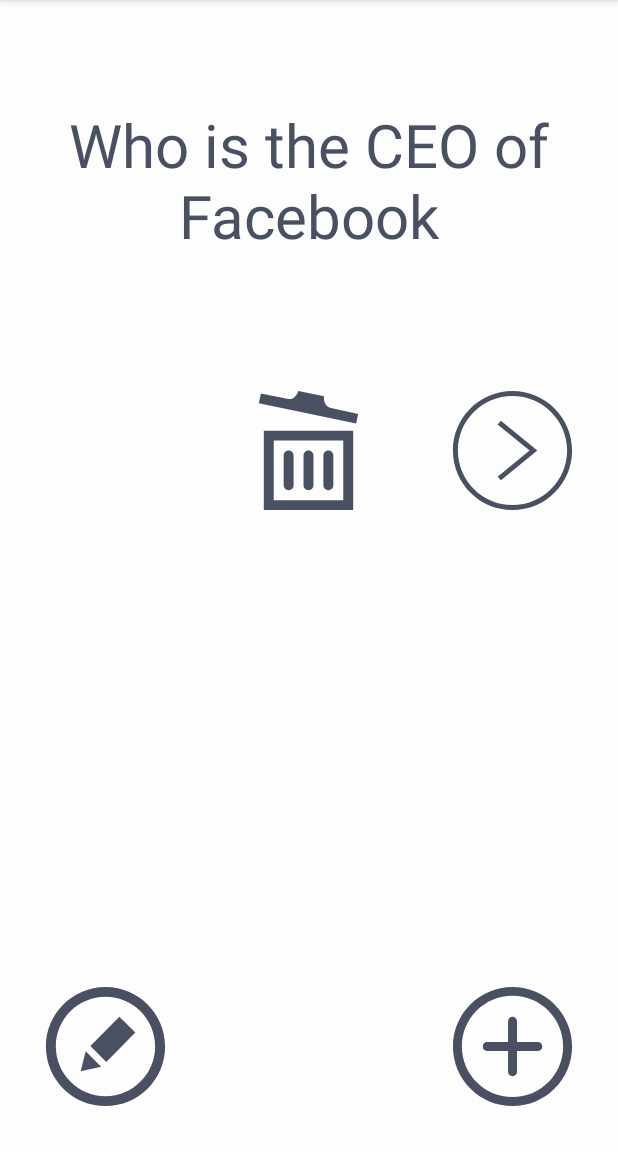
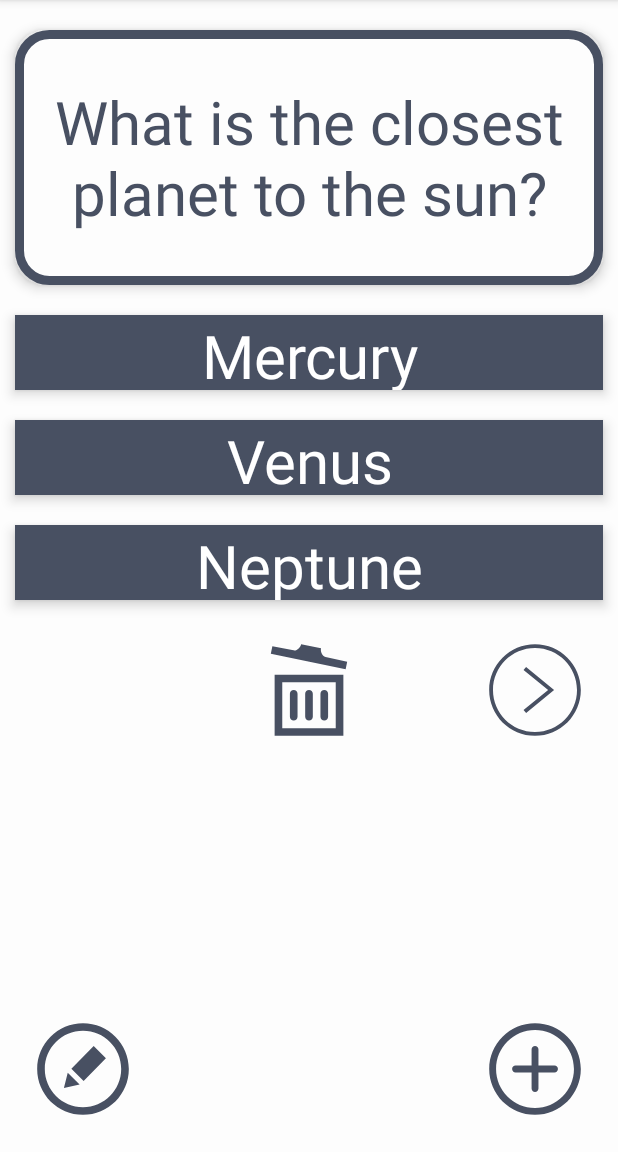
Before and after one commit to jcblanc2/MindGlide, an Android app built with Jetpack Compose: the screen it shows after launch (MainActivity), after a tap on "button next", on a phone screen of 412 x 824 dp, the part 84-1236 px from its top. Run offline under Robolectric (Android 15) with nearby library versions, the phone set to English and light mode, and no system bars; our stand-ins replace Room's generated code; 1 other tap on this screen came first.

```diff
--- a/app/src/main/java/com/example/mindglide/activities/FlashcardDatabase.kt
+++ b/app/src/main/java/com/example/mindglide/activities/FlashcardDatabase.kt
@@ -9,8 +9,9 @@
 
     private fun initFirstCard() {
         if (db.flashcardDao().getAll().isEmpty()) {
-            insertCard(Flashcard("Who is the 44th President of the United States", "Barack Obama"))
-            insertCard(Flashcard("Who is the CEO of Facebook", "Mark Zuckerberg"))
+            insertCard(Flashcard("Who is the 44th President of the United States", "Barack Obama", "George W. H. Bush", "Bill Clinton"))
+            insertCard(Flashcard("What is the closest planet to the sun?", "Mercury", "Venus", "Neptune"
+            ))
         }
     }
 
--- a/app/src/main/java/com/example/mindglide/activities/MainActivity.kt
+++ b/app/src/main/java/com/example/mindglide/activities/MainActivity.kt
@@ -7,6 +7,7 @@
 import android.view.View
 import android.widget.ImageView
 import android.widget.TextView
+import android.widget.Toast
 import androidx.activity.result.contract.ActivityResultContracts
 import androidx.appcompat.app.AppCompatActivity
 import com.example.mindglide.R
@@ -15,8 +16,8 @@
 class MainActivity : AppCompatActivity() {
     private lateinit var tvFlashcardQuestion : TextView
     private lateinit var tvFlashcardAnswer : TextView
-    private lateinit var tvFlashcardAnswer2 : TextView
-    private lateinit var tvFlashcardAnswer3 : TextView
+    private lateinit var tvWrongAnswer1 : TextView
+    private lateinit var tvWrongAnswer2 : TextView
     private lateinit var tvNoCards : TextView
     private lateinit var addBtn : ImageView
     private lateinit var ivEditBtn : ImageView
@@ -54,8 +55,7 @@
         ivEditBtn.setOnClickListener {
             for (card in allFlashcards) {
                 if (card.question == tvFlashcardQuestion.text) {
-                    cardToEdit.question = card.question
-                    cardToEdit.answer = card.answer
+                    cardToEdit = Flashcard(card.question, card.answer)
                 }
             }
 
@@ -69,17 +69,13 @@
         ivDeleteBtn.setOnClickListener {
             deleteCard()
         }
-
-        tvFlashcardQuestion.setOnClickListener{
-            showAnswer()
-        }
     }
 
     private fun initializeViews(){
         tvFlashcardQuestion = findViewById(R.id.tvFlashcardQuestion)
         tvFlashcardAnswer = findViewById(R.id.tvFlashcardAnswer)
-//        tvFlashcardAnswer2 = findViewById(R.id.tvFlashcardAnswer2)
-//        tvFlashcardAnswer3 = findViewById(R.id.tvFlashcardAnswer3)
+        tvWrongAnswer1 = findViewById(R.id.tvWrongAnswer1)
+        tvWrongAnswer2 = findViewById(R.id.tvWrongAnswer2)
         tvNoCards = findViewById(R.id.tvNoCards)
         addBtn = findViewById(R.id.ivAddBtn)
         ivEditBtn = findViewById(R.id.ivEditBtn)
@@ -92,6 +88,8 @@
         val intent = Intent(this, AddCardActivity::class.java)
         intent.putExtra("question", tvFlashcardQuestion.text.toString())
         intent.putExtra("answer", tvFlashcardAnswer.text.toString())
+        intent.putExtra("wrong_answer_1", tvWrongAnswer1.text.toString())
+        intent.putExtra("wrong_answer_2", tvWrongAnswer2.text.toString())
         editResultLauncher.launch(intent)
     }
 
@@ -99,8 +97,6 @@
         if (allFlashcards.size == 0) {
             return
         }
-
-        hideAnswer()
 
         setUpFlashcardViews(index = getRandomNumber(0, allFlashcards.size - 1))
     }
@@ -122,6 +118,8 @@
         ivDeleteBtn.visibility = View.GONE
         tvFlashcardQuestion.visibility = View.GONE
         tvFlashcardAnswer.visibility = View.GONE
+        tvWrongAnswer1.visibility = View.GONE
+        tvWrongAnswer2.visibility = View.GONE
         ivNoCards.visibility = View.VISIBLE
         tvNoCards.visibility = View.VISIBLE
     }
@@ -132,26 +130,20 @@
         ivDeleteBtn.visibility = View.VISIBLE
         tvFlashcardQuestion.visibility = View.VISIBLE
         tvFlashcardAnswer.visibility = View.INVISIBLE
+        tvWrongAnswer1.visibility = View.VISIBLE
+        tvWrongAnswer2.visibility = View.VISIBLE
         ivNoCards.visibility = View.GONE
         tvNoCards.visibility = View.GONE
     }
 
     private fun setUpFlashcardViews(index: Int){
         // set the question and answer TextViews with data from the database
-        val (question, answer) = allFlashcards[index]
+        val (question, answer, wrongAnswer1, wrongAnswer2) = allFlashcards[index]
 
         tvFlashcardQuestion.text = question
         tvFlashcardAnswer.text = answer
-    }
-
-    private fun showAnswer(){
-        tvFlashcardQuestion.visibility = View.INVISIBLE
-        tvFlashcardAnswer.visibility = View.VISIBLE
-    }
-
-    private fun hideAnswer(){
-        tvFlashcardQuestion.visibility = View.VISIBLE
-        tvFlashcardAnswer.visibility = View.INVISIBLE
+        tvWrongAnswer1.text = wrongAnswer1
+        tvWrongAnswer2.text = wrongAnswer2
     }
 
     private fun getRandomNumber(minNumber: Int, maxNumber: Int): Int {
@@ -174,22 +166,20 @@
             if (data != null) {
                 val question = data.extras!!.getString("question")
                 val answer = data.extras!!.getString("answer")
-//                val answer2 = data.extras!!.getString("answer2")
-//                val answer3 = data.extras!!.getString("answer3")
+                val wrongAnswer1 = data.extras!!.getString("wrong_answer_1")
+                val wrongAnswer2 = data.extras!!.getString("wrong_answer_2")
 
                 hideEmptyState()
 
                 tvFlashcardQuestion.text = question
                 tvFlashcardAnswer.text = answer
-//                tvFlashcardAnswer2.text = answer2
-//                tvFlashcardAnswer3.text = answer3
+                tvWrongAnswer1.text = wrongAnswer1
+                tvWrongAnswer2.text = wrongAnswer2
 
                 // Save newly created flashcard to database
-                if (question != null && answer != null) {
-                    flashcardDatabase.insertCard(Flashcard(question.toString(), answer.toString()))
+                if (question != null && answer != null && wrongAnswer1 != null && wrongAnswer2 != null) {
+                    flashcardDatabase.insertCard(Flashcard(question, answer, wrongAnswer1, wrongAnswer2))
                     allFlashcards = flashcardDatabase.getAllCards().toMutableList()
-                } else {
-                    Log.e("TAG", "Missing question or answer to input into database.")
                 }
 
                 // Get the root view of the activity
@@ -206,21 +196,23 @@
             if (data != null) {
                 val question = data.extras!!.getString("question")
                 val answer = data.extras!!.getString("answer")
+                val wrongAnswer1 = data.extras!!.getString("wrong_answer_2")
+                val wrongAnswer2 = data.extras!!.getString("wrong_answer_2")
 
                 hideEmptyState()
 
                 tvFlashcardQuestion.text = question
                 tvFlashcardAnswer.text = answer
+                tvWrongAnswer1.text = wrongAnswer1
+                tvWrongAnswer2.text = wrongAnswer2
 
-                // update flashcard to database
-                if (question != null && answer != null) {
+                if (question != null && answer != null && wrongAnswer1 != null && wrongAnswer2 != null) {
                     cardToEdit.question = question
                     cardToEdit.answer = answer
+                    cardToEdit.wrongAnswer1 = wrongAnswer1
+                    cardToEdit.wrongAnswer2 = wrongAnswer2
 
                     flashcardDatabase.updateCard(cardToEdit)
-                    allFlashcards = flashcardDatabase.getAllCards().toMutableList()
-                } else {
-                    Log.e("TAG", "Missing question or answer to input into database.")
                 }
             }
         }
--- a/app/src/main/res/drawable/card_question_background.xml
+++ b/app/src/main/res/drawable/card_question_background.xml
@@ -3,5 +3,5 @@
     android:shape="rectangle">
     <corners android:radius="20dp" />
     <stroke android:color="@color/blue_gray" android:width="6dp" />
-    <solid android:color="@color/indigo" />
+    <solid android:color="@color/background_color" />
 </shape>
--- a/app/src/main/res/layout/activity_main.xml
+++ b/app/src/main/res/layout/activity_main.xml
@@ -9,7 +9,7 @@
     <TextView
         android:id="@+id/tvFlashcardQuestion"
         android:layout_width="match_parent"
-        android:layout_height="200dp"
+        android:layout_height="170dp"
         android:layout_marginStart="10dp"
         android:layout_marginTop="20dp"
         android:layout_marginEnd="10dp"
@@ -17,21 +17,47 @@
         android:elevation="5dp"
         android:gravity="center"
         android:textColor="@color/blue_gray"
+        android:background="@drawable/card_question_background"
         android:textSize="40sp" />
 
     <TextView
         android:id="@+id/tvFlashcardAnswer"
         android:layout_width="match_parent"
-        android:layout_height="200dp"
+        android:layout_height="50dp"
+        android:layout_below="@id/tvFlashcardQuestion"
         android:layout_marginStart="10dp"
-        android:layout_marginTop="20dp"
+        android:layout_marginTop="10dp"
         android:layout_marginEnd="10dp"
         android:layout_marginBottom="10dp"
+        android:background="@color/blue_gray"
         android:elevation="5dp"
         android:gravity="center"
-        android:textColor="@color/blue_gray"
+        android:textColor="@color/white"
+        android:textSize="40sp" />
+
+    <TextView
+        android:id="@+id/tvWrongAnswer1"
+        android:layout_width="match_parent"
+        android:layout_height="50dp"
+        android:layout_below="@id/tvFlashcardAnswer"
+        android:gravity="center"
+        android:layout_margin="10dp"
+        android:elevation="5dp"
         android:textSize="40sp"
-        android:visibility="invisible"/>
+        android:background="@color/blue_gray"
+        android:textColor="@color/white"/>
+
+    <TextView
+        android:id="@+id/tvWrongAnswer2"
+        android:layout_width="match_parent"
+        android:layout_height="50dp"
+        android:layout_below="@id/tvWrongAnswer1"
+        android:gravity="center"
+        android:layout_margin="10dp"
+        android:elevation="5dp"
+        android:textSize="40sp"
+        android:background="@color/blue_gray"
+        android:textColor="@color/white"/>
 
     <ImageView
         android:id="@+id/ivNoCards"
@@ -57,44 +83,46 @@
 
     <ImageView
         android:id="@+id/ivDeleteBtn"
-        android:layout_width="130dp"
-        android:layout_height="130dp"
-        android:layout_below="@id/tvFlashcardQuestion"
+        android:layout_width="100dp"
+        android:layout_height="100dp"
         android:layout_centerHorizontal="true"
-        android:layout_marginStart="5dp"
-        android:layout_marginTop="5dp"
-        android:layout_marginEnd="5dp"
-        android:layout_marginBottom="5dp"
+        android:layout_below="@id/tvWrongAnswer2"
         android:contentDescription="@string/delete_button"
         android:src="@drawable/delete_icon_foreground" />
 
     <ImageView
         android:id="@+id/ivNextBtn"
-        android:layout_width="130dp"
-        android:layout_height="130dp"
-        android:layout_margin="5dp"
+        android:layout_width="100dp"
+        android:layout_height="100dp"
+        android:layout_below="@id/tvWrongAnswer2"
         android:layout_alignParentEnd="true"
-        android:layout_below="@id/tvFlashcardQuestion"
-        android:src="@drawable/next_icon_foreground"
-        android:contentDescription="@string/button_next"/>
+        android:layout_marginEnd="5dp"
+        android:contentDescription="@string/button_next"
+        android:src="@drawable/next_icon_foreground" />
 
     <ImageView
         android:id="@+id/ivAddBtn"
-        android:layout_width="130dp"
-        android:layout_height="130dp"
-        android:layout_margin="5dp"
+        android:layout_width="100dp"
+        android:layout_height="100dp"
         android:layout_alignParentEnd="true"
         android:layout_alignParentBottom="true"
-        android:src="@drawable/add_icon_foreground"
-        android:contentDescription="@string/button_add" />
+        android:layout_marginStart="5dp"
+        android:layout_marginTop="5dp"
+        android:layout_marginEnd="5dp"
+        android:layout_marginBottom="5dp"
+        android:contentDescription="@string/button_add"
+        android:src="@drawable/add_icon_foreground" />
 
     <ImageView
         android:id="@+id/ivEditBtn"
-        android:layout_width="130dp"
-        android:layout_height="130dp"
-        android:layout_margin="5dp"
+        android:layout_width="100dp"
+        android:layout_height="100dp"
         android:layout_alignParentStart="true"
         android:layout_alignParentBottom="true"
-        android:src="@drawable/edit_icon_foreground"
-        android:contentDescription="@string/edit_button"/>
+        android:layout_marginStart="5dp"
+        android:layout_marginTop="5dp"
+        android:layout_marginEnd="5dp"
+        android:layout_marginBottom="5dp"
+        android:contentDescription="@string/edit_button"
+        android:src="@drawable/edit_icon_foreground" />
 </RelativeLayout>
```
Also changed, not shown: app/src/main/java/com/example/mindglide/activities/AddCardActivity.kt (+12 -13 lines), app/src/main/res/layout/activity_add_card.xml (+49 -11 lines), app/src/main/res/values/strings.xml (+2 -6 lines).
